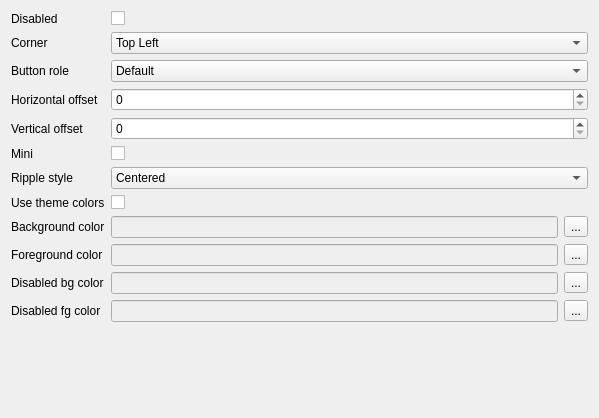
The window that examples/fabsettingsform.ui (sebcaux/qt-material-widgets) describes before a commit, drawn with Qt 5.
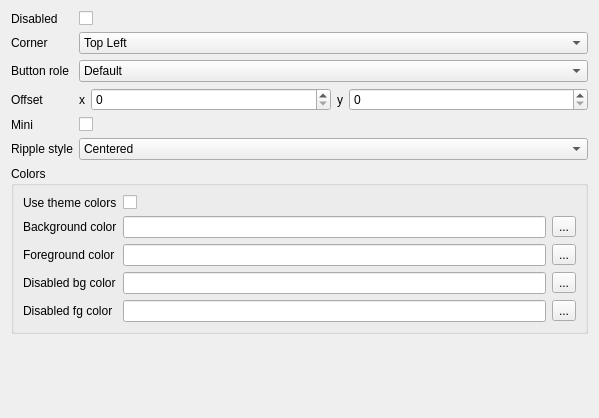
The same window after the commit.

Commit message: [examples] Reviewed layouts, added groupbox for colors

Patch:
```diff
--- a/examples/fabsettingsform.ui
+++ b/examples/fabsettingsform.ui
@@ -16,9 +16,6 @@
   <layout class="QVBoxLayout" name="verticalLayout">
    <item>
     <layout class="QFormLayout" name="formLayout">
-     <property name="formAlignment">
-      <set>Qt::AlignLeading|Qt::AlignLeft|Qt::AlignTop</set>
-     </property>
      <item row="0" column="0">
       <widget class="QLabel" name="disabledLabel">
        <property name="text">
@@ -89,41 +86,64 @@
      <item row="3" column="0">
       <widget class="QLabel" name="horizontalOffsetLabel">
        <property name="text">
-        <string>Horizontal offset</string>
+        <string>Offset</string>
        </property>
       </widget>
      </item>
      <item row="3" column="1">
+      <layout class="QHBoxLayout" name="horizontalLayout_5">
+       <item>
+        <widget class="QLabel" name="offsetLabel_2">
+         <property name="sizePolicy">
+          <sizepolicy hsizetype="Fixed" vsizetype="Preferred">
+           <horstretch>0</horstretch>
+           <verstretch>0</verstretch>
+          </sizepolicy>
+         </property>
+         <property name="text">
+          <string>x</string>
+         </property>
+        </widget>
+       </item>
+       <item>
       <widget class="QSpinBox" name="horizontalOffsetSpinBox"/>
      </item>
-     <item row="4" column="0">
-      <widget class="QLabel" name="verticalOffsetLabel">
+       <item>
+        <widget class="QLabel" name="offsetLabel_3">
+         <property name="sizePolicy">
+          <sizepolicy hsizetype="Fixed" vsizetype="Preferred">
+           <horstretch>0</horstretch>
+           <verstretch>0</verstretch>
+          </sizepolicy>
+         </property>
        <property name="text">
-        <string>Vertical offset</string>
+          <string>y</string>
        </property>
       </widget>
      </item>
-     <item row="4" column="1">
+       <item>
       <widget class="QSpinBox" name="verticalOffsetSpinBox"/>
      </item>
-     <item row="5" column="0">
+      </layout>
+     </item>
+     <item row="4" column="0">
       <widget class="QLabel" name="miniLabel">
        <property name="text">
         <string>Mini</string>
        </property>
       </widget>
      </item>
-     <item row="5" column="1">
+     <item row="4" column="1">
       <widget class="QCheckBox" name="miniCheckBox"/>
      </item>
-     <item row="6" column="0">
+     <item row="5" column="0">
       <widget class="QLabel" name="rippleStyleLabel">
        <property name="text">
         <string>Ripple style</string>
        </property>
       </widget>
      </item>
-     <item row="6" column="1">
+     <item row="5" column="1">
       <widget class="QComboBox" name="rippleStyleComboBox">
        <item>
         <property name="text">
@@ -142,29 +162,35 @@
        </item>
       </widget>
      </item>
-     <item row="7" column="0">
+     <item row="6" column="0" colspan="2">
+      <widget class="QGroupBox" name="groupBox">
+       <property name="title">
+        <string>Colors</string>
+       </property>
+       <layout class="QFormLayout" name="formLayout_2">
+        <item row="0" column="0">
       <widget class="QLabel" name="useThemeColorsLabel">
        <property name="text">
         <string>Use theme colors</string>
        </property>
       </widget>
      </item>
-     <item row="7" column="1">
+        <item row="0" column="1">
       <widget class="QCheckBox" name="useThemeColorsCheckBox"/>
      </item>
-     <item row="8" column="0">
+        <item row="1" column="0">
       <widget class="QLabel" name="backgroundColorLabel">
        <property name="text">
         <string>Background color</string>
        </property>
       </widget>
      </item>
-     <item row="8" column="1">
+        <item row="1" column="1">
       <layout class="QHBoxLayout" name="horizontalLayout">
        <item>
         <widget class="QLineEdit" name="backgroundColorLineEdit">
-         <property name="enabled">
-          <bool>false</bool>
+            <property name="readOnly">
+             <bool>true</bool>
          </property>
         </widget>
        </item>
@@ -177,33 +203,19 @@
        </item>
       </layout>
      </item>
-     <item row="9" column="0">
+        <item row="2" column="0">
       <widget class="QLabel" name="foregroundColorLabel">
        <property name="text">
         <string>Foreground color</string>
        </property>
       </widget>
      </item>
-     <item row="10" column="0">
-      <widget class="QLabel" name="disabledBgColorLabel">
-       <property name="text">
-        <string>Disabled bg color</string>
-       </property>
-      </widget>
-     </item>
-     <item row="11" column="0">
-      <widget class="QLabel" name="disabledFgColorLabel">
-       <property name="text">
-        <string>Disabled fg color</string>
-       </property>
-      </widget>
-     </item>
-     <item row="9" column="1">
+        <item row="2" column="1">
       <layout class="QHBoxLayout" name="horizontalLayout_2">
        <item>
         <widget class="QLineEdit" name="foregroundColorLineEdit">
-         <property name="enabled">
-          <bool>false</bool>
+            <property name="readOnly">
+             <bool>true</bool>
          </property>
         </widget>
        </item>
@@ -216,12 +228,19 @@
        </item>
       </layout>
      </item>
-     <item row="10" column="1">
+        <item row="3" column="0">
+         <widget class="QLabel" name="disabledBgColorLabel">
+          <property name="text">
+           <string>Disabled bg color</string>
+          </property>
+         </widget>
+        </item>
+        <item row="3" column="1">
       <layout class="QHBoxLayout" name="horizontalLayout_3">
        <item>
         <widget class="QLineEdit" name="disabledBgColorLineEdit">
-         <property name="enabled">
-          <bool>false</bool>
+            <property name="readOnly">
+             <bool>true</bool>
          </property>
         </widget>
        </item>
@@ -234,12 +253,19 @@
        </item>
       </layout>
      </item>
-     <item row="11" column="1">
+        <item row="4" column="0">
+         <widget class="QLabel" name="disabledFgColorLabel">
+          <property name="text">
+           <string>Disabled fg color</string>
+          </property>
+         </widget>
+        </item>
+        <item row="4" column="1">
       <layout class="QHBoxLayout" name="horizontalLayout_4">
        <item>
         <widget class="QLineEdit" name="disabledFgColorLineEdit">
-         <property name="enabled">
-          <bool>false</bool>
+            <property name="readOnly">
+             <bool>true</bool>
          </property>
         </widget>
        </item>
@@ -251,6 +277,9 @@
         </widget>
        </item>
       </layout>
+        </item>
+       </layout>
+      </widget>
      </item>
     </layout>
    </item>
```
Left out of the diff: 2 changed lines with no effect on the pictures. Lines whose indentation alone changed are shown as unchanged. The commit also changes 11 other files.
